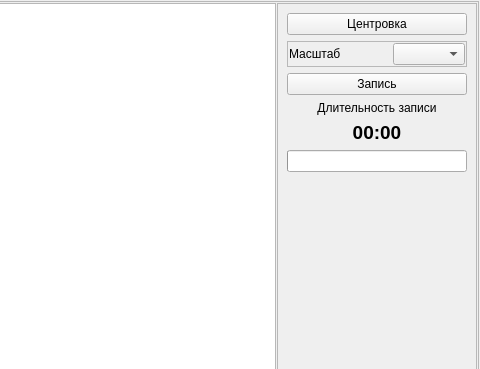
Above: metodics/trenagers/trentakeputexecute.ui from grigp/a-analyser before the change; both pictures show x 387 to 867 and y 0 to 369 of the 867 by 648 pixel window. Below: the same form after it.
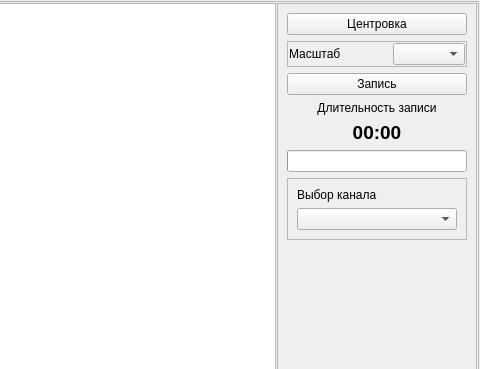
That is the form after the change. Icons and pictures are not drawn.

```diff
--- a/metodics/trenagers/trentakeputexecute.ui
+++ b/metodics/trenagers/trentakeputexecute.ui
@@ -196,6 +196,28 @@
            </property>
           </widget>
          </item>
+         <item>
+          <widget class="QFrame" name="frSelectChannel">
+           <property name="frameShape">
+            <enum>QFrame::StyledPanel</enum>
+           </property>
+           <property name="frameShadow">
+            <enum>QFrame::Raised</enum>
+           </property>
+           <layout class="QVBoxLayout" name="verticalLayout_3">
+            <item>
+             <widget class="QLabel" name="lblSelectChannel">
+              <property name="text">
+               <string>Выбор канала</string>
+              </property>
+             </widget>
+            </item>
+            <item>
+             <widget class="QComboBox" name="cbSelectChannel"/>
+            </item>
+           </layout>
+          </widget>
+         </item>
          <item>
           <spacer name="verticalSpacer">
            <property name="orientation">
```
